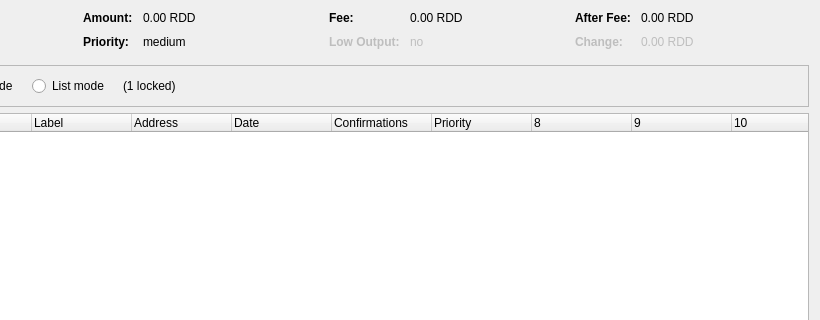
This is src/qt/forms/coincontroldialog.ui in hope21kmj/madoo as Qt 5 draws it before an edit; both pictures show x 180 to 1000 and y 0 to 320 of the 1000 by 500 pixel window. The edited form follows.
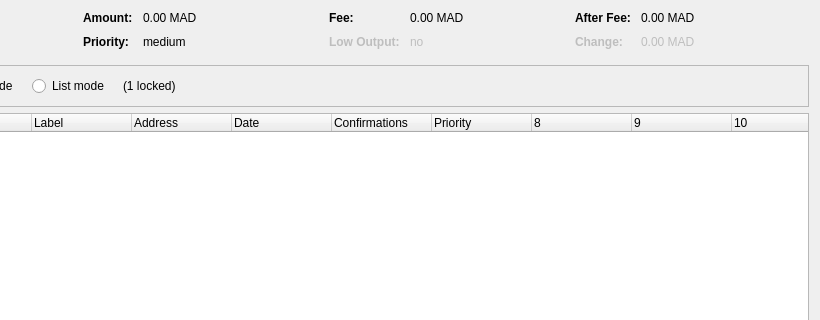
This is the edited form. Custom widgets are drawn as their Qt base class.

```diff
--- a/src/qt/forms/coincontroldialog.ui
+++ b/src/qt/forms/coincontroldialog.ui
@@ -132,7 +132,7 @@
           <enum>Qt::ActionsContextMenu</enum>
          </property>
          <property name="text">
-          <string notr="true">0.00 RDD</string>
+          <string notr="true">0.00 MAD</string>
          </property>
          <property name="textInteractionFlags">
           <set>Qt::LinksAccessibleByMouse|Qt::TextSelectableByKeyboard|Qt::TextSelectableByMouse</set>
@@ -206,7 +206,7 @@
           <enum>Qt::ActionsContextMenu</enum>
          </property>
          <property name="text">
-          <string notr="true">0.00 RDD</string>
+          <string notr="true">0.00 MAD</string>
          </property>
          <property name="textInteractionFlags">
           <set>Qt::LinksAccessibleByMouse|Qt::TextSelectableByKeyboard|Qt::TextSelectableByMouse</set>
@@ -286,7 +286,7 @@
           <enum>Qt::ActionsContextMenu</enum>
          </property>
          <property name="text">
-          <string notr="true">0.00 RDD</string>
+          <string notr="true">0.00 MAD</string>
          </property>
          <property name="textInteractionFlags">
           <set>Qt::LinksAccessibleByMouse|Qt::TextSelectableByKeyboard|Qt::TextSelectableByMouse</set>
@@ -321,7 +321,7 @@
           <enum>Qt::ActionsContextMenu</enum>
          </property>
          <property name="text">
-          <string notr="true">0.00 RDD</string>
+          <string notr="true">0.00 MAD</string>
          </property>
          <property name="textInteractionFlags">
           <set>Qt::LinksAccessibleByMouse|Qt::TextSelectableByKeyboard|Qt::TextSelectableByMouse</set>
```
